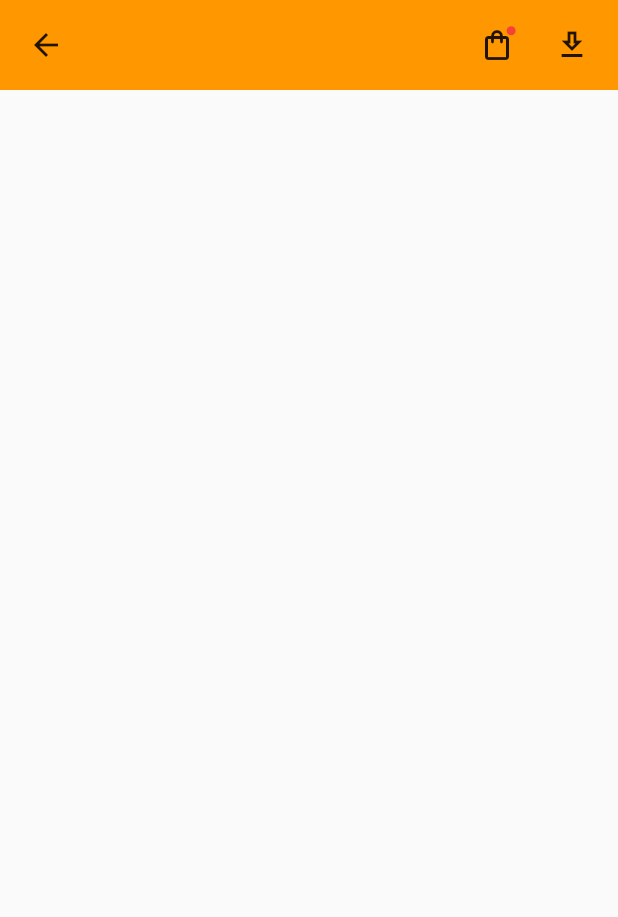
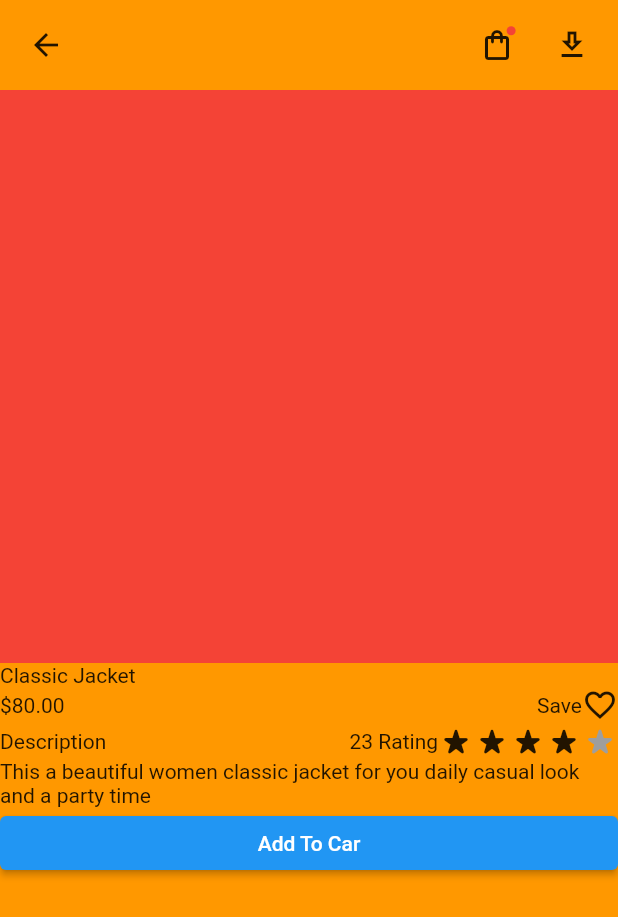
Before and after one commit to DalexisValencia/women-shop, a Flutter app: the screen it shows after launch, on a phone screen of 412 x 824 dp. Shown: the top 917 px of the screen. Run offline on Flutter 3.47's test engine with Material 2 defaults, Android fonts, the phone set to English and light mode, and no system bars; our stand-ins replace bloc, flutter_bloc.

Commit message:
Iniciando con la vista detalles

```diff
--- a/lib/screens/details/details.dart
+++ b/lib/screens/details/details.dart
@@ -22,22 +22,6 @@ class DetailsScreen extends StatelessWidget {
             mainAxisAlignment: MainAxisAlignment.spaceBetween,
             crossAxisAlignment: CrossAxisAlignment.center,
             children: [
-              // Container(
-              //   child: Container(
-              //     width: 40,
-              //     child: ElevatedButton(
-              //       onPressed: () {},
-              //       child: const Icon(Icons.arrow_back_ios),
-              //       style: ElevatedButton.styleFrom(
-              //         elevation: 0,
-              //         padding: EdgeInsets.all(0),
-              //         shape: new RoundedRectangleBorder(
-              //           borderRadius: new BorderRadius.circular(100.0),
-              //         ),
-              //       ),
-              //     ),
-              //   ),
-              // ),
               Container(
                 width: 45,
                 height: 45,
@@ -57,6 +41,45 @@ class DetailsScreen extends StatelessWidget {
               ActionsAppBar(),
             ],
           ),
+        ),
+      ),
+      body: Container(
+        child: Column(
+          children: [
+            Expanded(
+              child: Container(
+                color: Colors.red,
+              ),
+            ),
+            Expanded(
+              child: Container(
+                color: Colors.orange,
+                child: Column(
+                  crossAxisAlignment: CrossAxisAlignment.start,
+                  children: [
+                    Text("Classic Jacket"),
+                    Row(
+                      mainAxisAlignment: MainAxisAlignment.spaceBetween,
+                      children: [
+                        Text("\$80.00"),
+                        Row(
+                          children: [
+                            Text("Save"),
+                            Icon(Icons.favorite_border_outlined),
+                          ],
+                        )
+                        // ...[
+                        //   Text("Save"),
+                        //   Icon(Icons.favorite_border_outlined),
+                        // ]
+                      ],
+                    ),
+                    ProductDescription()
+                  ],
+                ),
+              ),
+            ),
+          ],
         ),
       ),
     );
@@ -120,20 +143,60 @@ class ActionsAppBar extends StatelessWidget {
             ),
           ),
         ),
-        // SizedBox(
-        //   width: 45,
-        //   height: 45,
-        //   child: MaterialButton(
-        //     splashColor: Colors.red,
-        //     onPressed: () {},
-        //     child: const Icon(Icons.download_outlined),
-        //     padding: EdgeInsets.all(0),
-        //     shape: RoundedRectangleBorder(
-        //       borderRadius: BorderRadius.circular(50),
-        //     ),
-        //   ),
-        // ),
       ],
     );
   }
 }
+
+class ProductDescription extends StatelessWidget {
+  const ProductDescription({Key key}) : super(key: key);
+
+  @override
+  Widget build(BuildContext context) {
+    return Column(
+      children: [
+        Row(
+          mainAxisAlignment: MainAxisAlignment.spaceBetween,
+          children: [
+            Text("Description"),
+            Row(
+              children: [
+                Text("23 Rating"),
+                Icon(Icons.star_rate_rounded),
+                Icon(Icons.star_rate_rounded),
+                Icon(Icons.star_rate_rounded),
+                Icon(Icons.star_rate_rounded),
+                Icon(
+                  Icons.star_rate_rounded,
+                  color: Colors.grey,
+                ),
+              ],
+            ),
+            // ...[
+            //   Text("23 Rating"),
+            //   ...[
+            //     Icon(Icons.star_rate_rounded),
+            //     Icon(Icons.star_rate_rounded),
+            //     Icon(Icons.star_rate_rounded),
+            //     Icon(Icons.star_rate_rounded),
+            //     Icon(Icons.star_outline_rounded),
+            //   ]
+            // ],
+          ],
+        ),
+        Container(
+          child: Text(
+              "This a beautiful women classic jacket for you daily casual look and a party time"),
+        ),
+        SizedBox(
+          width: MediaQuery.of(context).size.width,
+          child: ElevatedButton(
+            style: ButtonStyle(),
+            onPressed: () {},
+            child: Text("Add To Car"),
+          ),
+        ),
+      ],
+    );
+  }
+}
```
